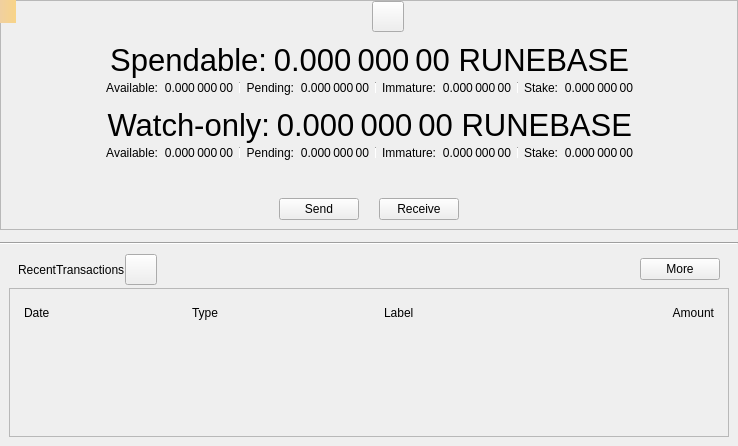
Before: the Qt Designer form src/qt/forms/overviewpage.ui in Runebase/runebase, drawn with Qt 5.
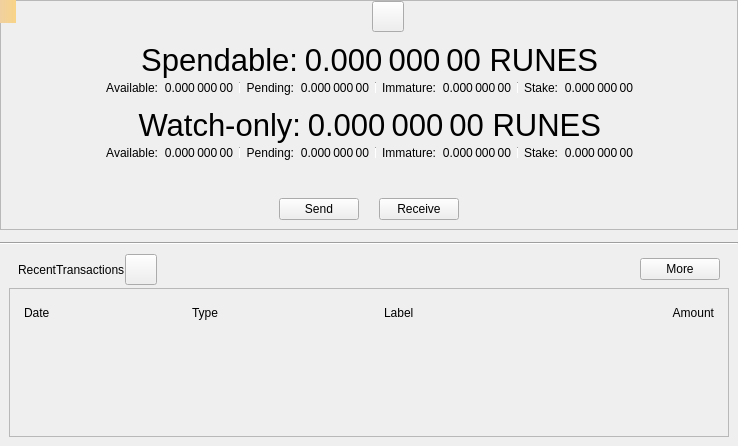
After: the same form once the commit is applied. Icons and pictures are not drawn. Custom widgets are drawn as their Qt base class.

Patch:
```diff
--- a/src/qt/forms/overviewpage.ui
+++ b/src/qt/forms/overviewpage.ui
@@ -203,7 +203,7 @@
                <string>Your current total balance</string>
               </property>
               <property name="text">
-               <string notr="true">0.000 000 00 RUNEBASE</string>
+               <string notr="true">0.000 000 00 RUNES</string>
               </property>
               <property name="alignment">
                <set>Qt::AlignRight|Qt::AlignTrailing|Qt::AlignVCenter</set>
@@ -564,7 +564,7 @@
                <string>Current total balance in watch-only addresses</string>
               </property>
               <property name="text">
-               <string notr="true">0.000 000 00 RUNEBASE</string>
+               <string notr="true">0.000 000 00 RUNES</string>
               </property>
               <property name="alignment">
                <set>Qt::AlignRight|Qt::AlignTrailing|Qt::AlignVCenter</set>
```
